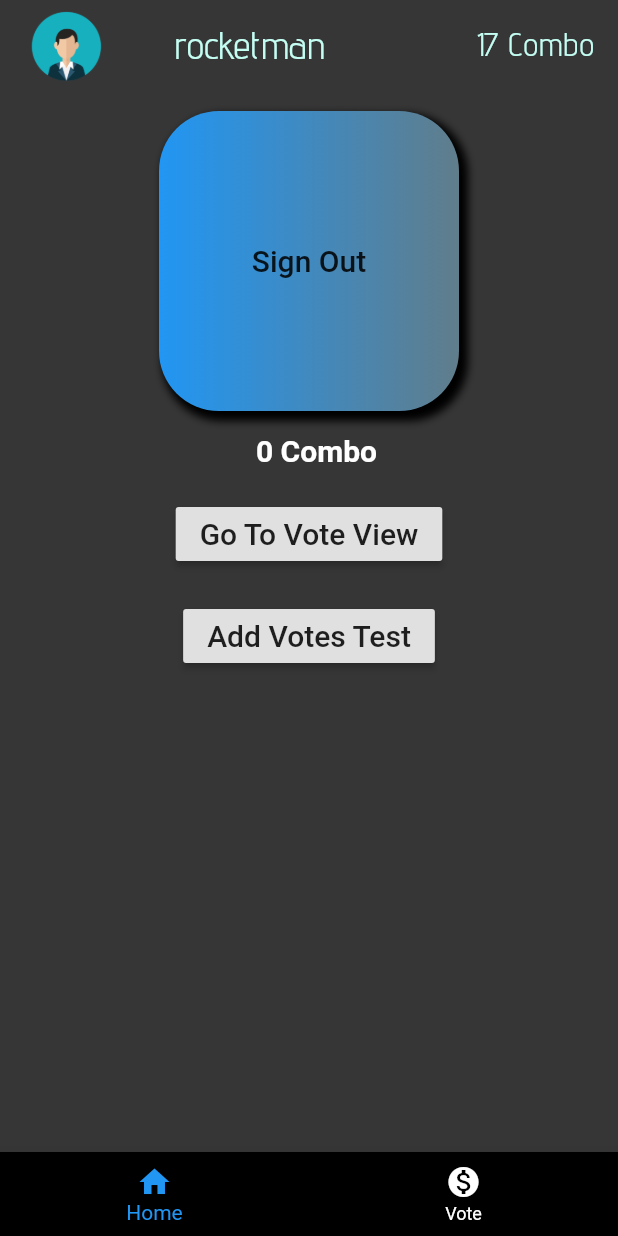
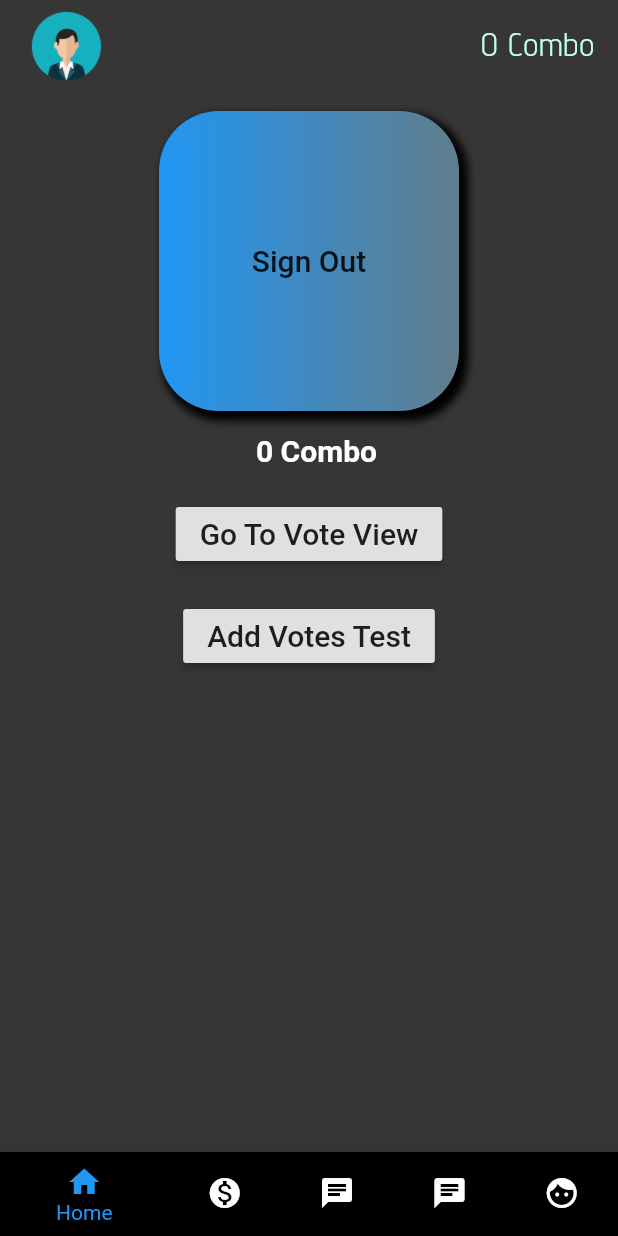
Before and after one commit to rocketman7/yacht_public, a Flutter app: the HomeView screen opened by its route, on a phone screen of 412 x 824 dp. Run offline on Flutter 3.47's test engine with Material 2 defaults, Android fonts, the phone set to English and light mode, and no system bars; our stand-ins replace cloud_firestore, firebase_auth, flutter_svg, get_it, preload_page_view, rflutter_alert and 1 more; accounts and stored records are empty; network calls fail.

Commit message:
댓글에 사용자 정보, 투표 선택 표시

```diff
--- a/lib/models/user_vote_model.dart
+++ b/lib/models/user_vote_model.dart
@@ -23,7 +23,8 @@ class UserVoteModel {
       : uid = data['uid'],
         voteDate = data['voteDate'],
         subVoteCount = data['subVoteCount'],
-        voteSelected = data['voteSelected'],
+        // List<int>를 json으로 가져오면 List<dynamic>으로 인식하여 int로 다시 cast해줌
+        voteSelected = data['voteSelected'].cast<int>(),
         voteResult = data['voteResult'],
         voteVictory = data['voteVictory'],
         isVoted = data['isVoted'];
--- a/lib/models/vote_comment_model.dart
+++ b/lib/models/vote_comment_model.dart
@@ -5,6 +5,7 @@ class VoteCommentModel {
   final int like;
   final int dislike;
   final DateTime postDateTime;
+  final String choice;
 
   VoteCommentModel({
     this.uid,
@@ -13,6 +14,7 @@ class VoteCommentModel {
     this.like,
     this.dislike,
     this.postDateTime,
+    this.choice,
   });
 
   VoteCommentModel.fromData(Map<String, dynamic> data)
@@ -21,7 +23,8 @@ class VoteCommentModel {
         postText = data['postText'],
         like = data['like'],
         dislike = data['dislke'],
-        postDateTime = data['postDateTime'];
+        postDateTime = data['postDateTime'],
+        choice = data['choice'];
 
   Map<String, dynamic> toJson() {
     return {
@@ -31,6 +34,7 @@ class VoteCommentModel {
       'like': this.like,
       'dislike': this.dislike,
       'postDateTime': this.postDateTime,
+      'choice': this.choice,
     };
   }
 }
--- a/lib/view_models/vote_comment_view_model.dart
+++ b/lib/view_models/vote_comment_view_model.dart
@@ -1,7 +1,10 @@
 import 'package:flutter/material.dart';
 import 'package:yachtOne/locator.dart';
+import 'package:yachtOne/models/user_model.dart';
+import 'package:yachtOne/models/user_vote_model.dart';
 import 'package:yachtOne/models/vote_comment_model.dart';
 import 'package:yachtOne/models/vote_comment_model.dart';
+import 'package:yachtOne/models/vote_model.dart';
 import 'package:yachtOne/services/auth_service.dart';
 import 'package:yachtOne/services/database_service.dart';
 import 'package:yachtOne/services/navigation_service.dart';
@@ -13,8 +16,26 @@ class VoteCommentViewModel extends BaseModel {
   final DatabaseService _databaseService = locator<DatabaseService>();
 
   VoteCommentModel voteFeedModel;
+  UserModel _user;
+  VoteModel _votes;
+  UserVoteModel _userVote;
 
   Future postComments({@required VoteCommentModel voteCommentModel}) async {
     await _databaseService.postComment(voteCommentModel);
   }
+
+  Future getUser(String uid) async {
+    _user = await _databaseService.getUser(uid);
+    return _user;
+  }
+
+  Future getVotes(String date) async {
+    _votes = await _databaseService.getVotes(date);
+    return _votes;
+  }
+
+  Future getUserVote(String uid, String date) async {
+    _userVote = await _databaseService.getUserVote(uid, date);
+    return _userVote;
+  }
 }
--- a/lib/views/home_view.dart
+++ b/lib/views/home_view.dart
@@ -48,7 +48,7 @@ class _HomeViewState extends State<HomeView> {
                       onWillPop: () => Future.value(false),
                       child: Scaffold(
                         backgroundColor: Color(0xFF363636),
-                        bottomNavigationBar: bottomNavigationBar(),
+                        bottomNavigationBar: bottomNavigationBar(context),
                         body: SafeArea(
                           child: Padding(
                             padding: EdgeInsets.symmetric(
@@ -58,7 +58,7 @@ class _HomeViewState extends State<HomeView> {
                               child: Column(
                                 children: <Widget>[
                                   //이미 snapshot에 data가 있는 상태이기 때문에 아래와 같이 입력하면 Text null에러가 나지 않는다.
-                                  topBar(),
+                                  topBar(currentUserModel),
                                   SizedBox(
                                     height: 15,
                                   ),
--- a/lib/views/widgets/navigation_bars_widget.dart
+++ b/lib/views/widgets/navigation_bars_widget.dart
@@ -1,11 +1,19 @@
 import 'package:flutter/material.dart';
+import 'package:yachtOne/models/user_model.dart';
 import 'package:yachtOne/views/constants/size.dart';
 
-BottomNavigationBar bottomNavigationBar() {
-  return BottomNavigationBar(
+Theme bottomNavigationBar(context) {
+  return Theme(
+    data: Theme.of(context).copyWith(
+        canvasColor: Colors.black,
+        textTheme: Theme.of(context).textTheme.copyWith(
+                caption: TextStyle(
+              color: Colors.white,
+            ))),
+    child: BottomNavigationBar(
+      type: BottomNavigationBarType.shifting,
       onTap: (index) => {},
       currentIndex: 0,
-    backgroundColor: Colors.black,
       selectedItemColor: Colors.blue,
       unselectedItemColor: Colors.white,
       items: [
@@ -17,11 +25,24 @@ BottomNavigationBar bottomNavigationBar() {
           icon: Icon(Icons.monetization_on),
           title: Text('Vote'),
         ),
+        BottomNavigationBarItem(
+          icon: Icon(Icons.chat),
+          title: Text('Comment'),
+        ),
+        BottomNavigationBarItem(
+          icon: Icon(Icons.chat),
+          title: Text('Ranking'),
+        ),
+        BottomNavigationBarItem(
+          icon: Icon(Icons.face),
+          title: Text('My Page'),
+        ),
       ],
+    ),
   );
 }
 
-Widget topBar() {
+Widget topBar(UserModel currentUserModel) {
   return Row(
     mainAxisAlignment: MainAxisAlignment.spaceBetween,
     // mainAxisAlignment: MainAxisAlignment.spaceAround,
@@ -39,7 +60,7 @@ Widget topBar() {
             onPressed: () => {},
             child: Text(
               // snapshot.data[0].userName,
-              'rocketman',
+              currentUserModel.userName,
               style: TextStyle(
                 fontFamily: 'AdventPro',
                 color: Color(0xFFC4FEF3),
@@ -51,7 +72,7 @@ Widget topBar() {
       ),
       Text(
         // snapshot.data[0].combo.toString() + ' Combo',
-        '17 Combo',
+        currentUserModel.combo.toString() + ' Combo',
         style: TextStyle(
           fontFamily: 'AdventPro',
           color: Color(0xFFC4FEF3),
```
Also changed, not shown: lib/services/database_service.dart (+22 -18 lines), lib/views/vote_comment_view.dart (+192 -151 lines), lib/views/vote_select_view.dart (+5 -4 lines), lib/views/widgets/vote_widget.dart (+6 -2 lines), 1 other file. Lines whose indentation alone changed are shown as unchanged.
